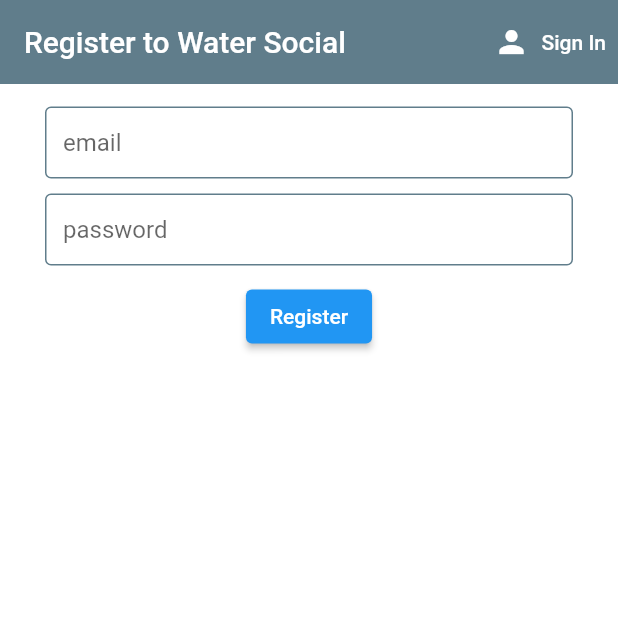
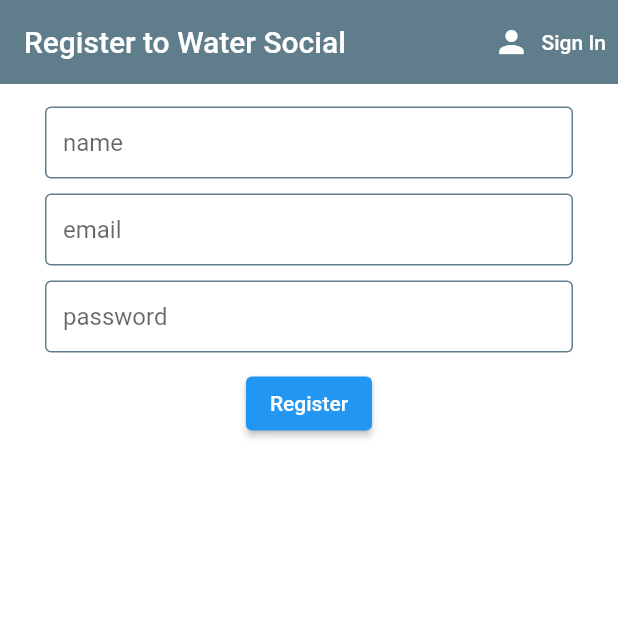
Before and after one commit to Rozo-tech/dsv_watersocial_flutter, a Flutter app: the screen it shows after launch, after a tap on "Sign In", after a tap on "Register", on a phone screen of 412 x 824 dp, the top half of it. Run offline on Flutter 3.47's test engine with Material 2 defaults, Android fonts, the phone set to English and light mode, and no system bars; our stand-ins replace cloud_firestore, firebase_auth, firebase_core, flutter_spinkit; accounts and stored records are empty.

```diff
--- a/lib/models/user.dart
+++ b/lib/models/user.dart
@@ -3,3 +3,11 @@ class AppUser {
 
   AppUser(this.uid);
 }
+
+class AppUserData {
+  final String uid;
+  final String name;
+  final int waterCounter;
+
+  AppUserData({required this.uid, required this.name, required this.waterCounter});
+}
--- a/lib/screens/authenticate/authenticate_screen.dart
+++ b/lib/screens/authenticate/authenticate_screen.dart
@@ -17,13 +17,13 @@ class _AuthenticateScreenState extends State<AuthenticateScreen > {
   bool loading = false;
 
   final emailController = TextEditingController();
-  //final nameController = TextEditingController();
+  final nameController = TextEditingController();
   final passwordController = TextEditingController();
   bool showSignIn = true;
 
   @override
   void dispose() {
-    //nameController.dispose();
+    nameController.dispose();
     emailController.dispose();
     passwordController.dispose();
     showSignIn = !showSignIn;
@@ -35,7 +35,7 @@ class _AuthenticateScreenState extends State<AuthenticateScreen > {
     _formKey.currentState?.reset();
     error = '';
       emailController.text = '';
-   //   nameController.text = '';
+      nameController.text = '';
       passwordController.text = '';
       showSignIn = !showSignIn;
     });
@@ -69,16 +69,14 @@ class _AuthenticateScreenState extends State<AuthenticateScreen > {
                 key: _formKey,
                 child: Column(
                   children: [
-                //    !showSignIn
-                      //  ?
-                    //     TextFormField(
-                    //   //      controller: nameController,
-                    //         decoration: textInputDecoration.copyWith(hintText: 'name'),
-                    //         validator: (value) =>
-                    //             value == null || value.isEmpty ? "Enter a name" : null,
-                    //       )
-                    //     : Container(),
-                    // !showSignIn ? SizedBox(height: 10.0) : Container(),
+                    !showSignIn ? TextFormField(
+                        controller: nameController,
+                        decoration: textInputDecoration.copyWith(hintText: 'name'),
+                        validator: (value) =>
+                                 value == null || value.isEmpty ? "Enter a name" : null,
+                      ) //: null,
+                      : Container(),
+                    !showSignIn ? SizedBox(height: 10.0) : Container(),
                     TextFormField(
                       controller: emailController,
                       decoration: textInputDecoration.copyWith(hintText: 'email'),
@@ -105,13 +103,13 @@ class _AuthenticateScreenState extends State<AuthenticateScreen > {
                           setState(() => loading = true);
                           var password = passwordController.value.text;
                           var email = emailController.value.text;
-                            //var name = nameController.value.text;
+                          var name = nameController.value.text;
 
                             //  todo to call firebase authen
                           //dynamic result = null;
                           dynamic result = showSignIn
                             ? await _auth.signInWithEmailAndPassword(email, password)
-                            : await _auth.registerWithEmailAndPassword(email, password);
+                            : await _auth.registerWithEmailAndPassword(name, email, password);
                           if (result == null) {
                             setState(() {
                               loading = false;
--- a/lib/services/authentication.dart
+++ b/lib/services/authentication.dart
@@ -1,6 +1,7 @@
+import 'package:dsv_watersocial/services/database.dart';
 import 'package:firebase_auth/firebase_auth.dart';
 import 'package:dsv_watersocial/models/user.dart';
-//import 'package:flutter_firebase/services/database.dart';
+
 
 //import 'notification_service.dart';
 
@@ -30,8 +31,8 @@ class AuthenticationService {
     try {
       UserCredential result =
           await _auth.signInWithEmailAndPassword(email: email, password: password);
-      User user = result.user;
-      //User? user = result.user;
+      //User user = result.user;
+      User? user = result.user;
       //return user;
       return _userFromFirebaseUser(user);
     } catch (exception) {
@@ -40,19 +41,19 @@ class AuthenticationService {
     }
   }
 
-  Future registerWithEmailAndPassword(String email, String password) async {
-  //Future registerWithEmailAndPassword(String name, String email, String password) async {
+  //Future registerWithEmailAndPassword(String email, String password) async {
+  Future registerWithEmailAndPassword(String name, String email, String password) async {
     try {
       UserCredential result =
           await _auth.createUserWithEmailAndPassword(email: email, password: password);
-      User user = result.user;
+        User user = result.user;
       //User? user = result.user;
 
       //TODO Store new user in Firestore
       // if (user == null) {
       //   throw Exception("No user found");
       // } else {
-      //   await DatabaseService(user.uid).saveUser(name, 0);
+          await DatabaseService(user.uid).saveUser(name, 0);
 
       //   return _userFromFirebaseUser(user);
       // }
--- /dev/null
+++ b/lib/services/database.dart
@@ -0,0 +1,54 @@
+import 'package:cloud_firestore/cloud_firestore.dart';
+import 'package:dsv_watersocial/models/user.dart';
+
+class DatabaseService {
+  final String uid;
+
+   DatabaseService(this.uid);
+  //DatabaseService({this.uid});
+
+  final CollectionReference userCollection =
+      FirebaseFirestore.instance.collection("users");
+  //final CollectionReference<Map<String, dynamic>> userCollection =
+  //    FirebaseFirestore.instance.collection("users");
+
+  Future<void> saveUser(String name, int waterCounter) async {
+    return await userCollection.doc(uid).set({
+      'name': name,
+      'waterCount': waterCounter
+    });
+  }
+
+  // Future<void> saveToken(String? token) async {
+  //   return await userCollection.doc(uid).update({'token': token});
+  // }
+
+ // AppUserData _userFromSnapshot(DocumentSnapshot<Map<String, dynamic>> snapshot) {
+  AppUserData _userFromSnapshot(DocumentSnapshot snapshot) {
+    //var data = snapshot.data();
+    //if (data == null) throw Exception("user not found");
+    return AppUserData(
+      //uid: snapshot.id,
+      uid: uid,
+      name: snapshot.data()['name'],
+      //name: data['name'],
+      waterCounter: snapshot.data() ['waterCount'],
+      //waterCounter: data['waterCount'],
+    );
+  }
+
+  Stream<AppUserData> get user {
+    return userCollection.doc(uid).snapshots().map(_userFromSnapshot);
+  }
+
+  List<AppUserData> _userListFromSnapshot(QuerySnapshot snapshot) {
+  //List<AppUserData> _userListFromSnapshot(QuerySnapshot<Map<String, dynamic>> snapshot) {
+    return snapshot.docs.map((doc) {
+      return _userFromSnapshot(doc);
+    }).toList();
+  }
+
+  Stream<List<AppUserData>> get users {
+    return userCollection.snapshots().map(_userListFromSnapshot);
+  }
+}
```
Also changed, not shown: lib/screens/home/home_screen.dart (+50 -41 lines), lib/screens/home/user_list.dart (added, +58 -0 lines).
